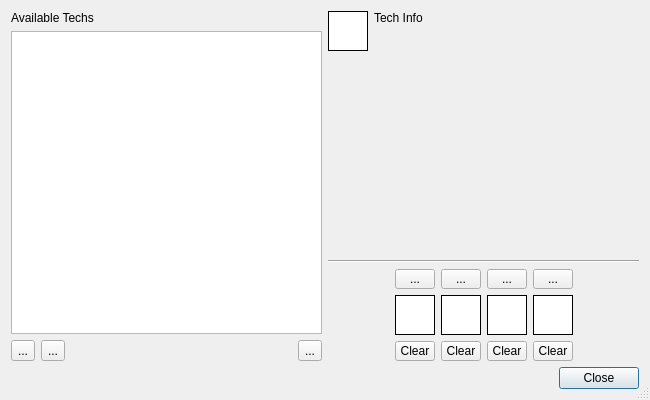
Old version of the form starcheat/templates/Techs.ui in the repository wizzomafizzo/starcheat.
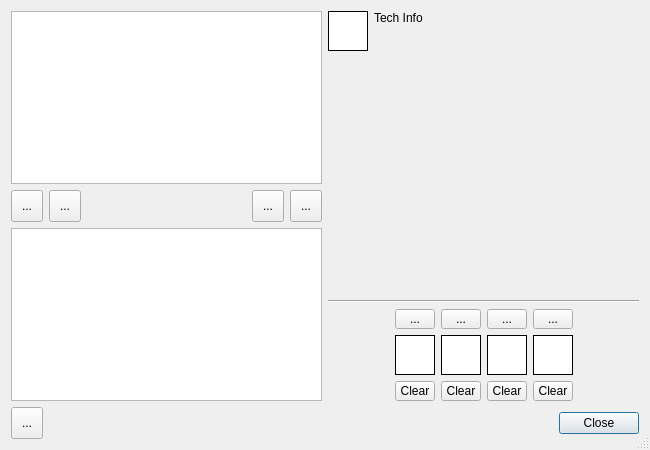
New version of the form. Icons and pictures are not drawn.

Commit message:
Major changes to tech dialog
Fixes #23
- Added editing movementController
- Added body part labels
- Restrict techs to slots based on type
- Show all information in tech info box
- Learn all techs button
- Toggle enable/disabled techs
- Learn/unleanr techs
- Retain order of tech slots on save/load

```diff
--- a/starcheat/templates/Techs.ui
+++ b/starcheat/templates/Techs.ui
@@ -7,7 +7,7 @@
     <x>0</x>
     <y>0</y>
     <width>650</width>
-    <height>400</height>
+    <height>450</height>
    </rect>
   </property>
   <property name="minimumSize">
@@ -23,24 +23,73 @@
    <bool>true</bool>
   </property>
   <layout class="QGridLayout" name="gridLayout_2">
-   <item row="0" column="0" rowspan="3">
+   <item row="0" column="0">
     <layout class="QVBoxLayout" name="verticalLayout_5">
-     <item>
-      <widget class="QLabel" name="label">
-       <property name="text">
-        <string>Available Techs</string>
-       </property>
-      </widget>
-     </item>
      <item>
       <widget class="QListWidget" name="tech_list"/>
      </item>
      <item>
-      <layout class="QHBoxLayout" name="horizontalLayout">
+      <layout class="QHBoxLayout" name="horizontalLayout_3">
+       <item>
+        <widget class="QToolButton" name="remove_button">
+         <property name="minimumSize">
+          <size>
+           <width>32</width>
+           <height>32</height>
+          </size>
+         </property>
+         <property name="toolTip">
+          <string>Unlearn Tech</string>
+         </property>
+         <property name="text">
+          <string>...</string>
+         </property>
+         <property name="icon">
+          <iconset resource="../resources.qrc">
+           <normaloff>:/starcheat/images/icons/glyphicons_213_up_arrow.png</normaloff>:/starcheat/images/icons/glyphicons_213_up_arrow.png</iconset>
+         </property>
+        </widget>
+       </item>
+       <item>
+        <widget class="QToolButton" name="add_button">
+         <property name="minimumSize">
+          <size>
+           <width>32</width>
+           <height>32</height>
+          </size>
+         </property>
+         <property name="toolTip">
+          <string>Learn Tech</string>
+         </property>
+         <property name="text">
+          <string>...</string>
+         </property>
+         <property name="icon">
+          <iconset resource="../resources.qrc">
+           <normaloff>:/starcheat/images/icons/glyphicons_212_down_arrow.png</normaloff>:/starcheat/images/icons/glyphicons_212_down_arrow.png</iconset>
+         </property>
+        </widget>
+       </item>
+       <item>
+        <spacer name="horizontalSpacer">
+         <property name="orientation">
+          <enum>Qt::Horizontal</enum>
+         </property>
+         <property name="sizeHint" stdset="0">
+          <size>
+           <width>40</width>
+           <height>20</height>
+          </size>
+         </property>
+        </spacer>
+       </item>
        <item>
         <widget class="QToolButton" name="toggle_button">
-         <property name="enabled">
-          <bool>true</bool>
+         <property name="minimumSize">
+          <size>
+           <width>32</width>
+           <height>32</height>
+          </size>
          </property>
          <property name="toolTip">
           <string>Learn/Unlearn</string>
@@ -59,33 +108,12 @@
          <property name="enabled">
           <bool>true</bool>
          </property>
-         <property name="toolTip">
-          <string>Unlock All Techs</string>
-         </property>
-         <property name="text">
-          <string>...</string>
-         </property>
-         <property name="icon">
-          <iconset resource="../resources.qrc">
-           <normaloff>:/starcheat/images/icons/glyphicons_halflings_012_ok.png</normaloff>:/starcheat/images/icons/glyphicons_halflings_012_ok.png</iconset>
-         </property>
-        </widget>
-       </item>
-       <item>
-        <spacer name="horizontalSpacer">
-         <property name="orientation">
-          <enum>Qt::Horizontal</enum>
-         </property>
-         <property name="sizeHint" stdset="0">
+         <property name="minimumSize">
           <size>
-           <width>40</width>
-           <height>20</height>
+           <width>32</width>
+           <height>32</height>
           </size>
          </property>
-        </spacer>
-       </item>
-       <item>
-        <widget class="QToolButton" name="movement_button">
          <property name="toolTip">
           <string>Edit Default Movement</string>
          </property>
@@ -100,9 +128,14 @@
        </item>
       </layout>
      </item>
+     <item>
+      <widget class="QListWidget" name="known_list"/>
+     </item>
     </layout>
    </item>
    <item row="0" column="1">
+    <layout class="QVBoxLayout" name="verticalLayout_8">
+     <item>
     <layout class="QGridLayout" name="gridLayout">
      <item row="0" column="0">
       <widget class="QLabel" name="current_icon">
@@ -166,14 +199,14 @@
      </item>
     </layout>
    </item>
-   <item row="1" column="1">
+     <item>
     <widget class="Line" name="line">
      <property name="orientation">
       <enum>Qt::Horizontal</enum>
      </property>
     </widget>
    </item>
-   <item row="2" column="1">
+     <item>
     <layout class="QHBoxLayout" name="horizontalLayout_2">
      <item>
       <spacer name="horizontalSpacer_2">
@@ -539,7 +572,31 @@
      </item>
     </layout>
    </item>
-   <item row="3" column="0" colspan="2">
+    </layout>
+   </item>
+   <item row="1" column="0" colspan="2">
+    <layout class="QHBoxLayout" name="horizontalLayout">
+     <item>
+      <widget class="QToolButton" name="movement_button">
+       <property name="minimumSize">
+        <size>
+         <width>32</width>
+         <height>32</height>
+        </size>
+       </property>
+       <property name="toolTip">
+        <string>Edit Default Movement</string>
+       </property>
+       <property name="text">
+        <string>...</string>
+       </property>
+       <property name="icon">
+        <iconset resource="../resources.qrc">
+         <normaloff>:/starcheat/images/icons/glyphicons_439_wrench.png</normaloff>:/starcheat/images/icons/glyphicons_439_wrench.png</iconset>
+       </property>
+      </widget>
+     </item>
+     <item>
     <widget class="QDialogButtonBox" name="buttonBox">
      <property name="orientation">
       <enum>Qt::Horizontal</enum>
@@ -548,6 +605,8 @@
       <set>QDialogButtonBox::Close</set>
      </property>
     </widget>
+     </item>
+    </layout>
    </item>
   </layout>
  </widget>
```
Left out of the diff: 8 changed lines with no effect on the pictures. Lines whose indentation alone changed are shown as unchanged. The commit also changes 6 other files.
